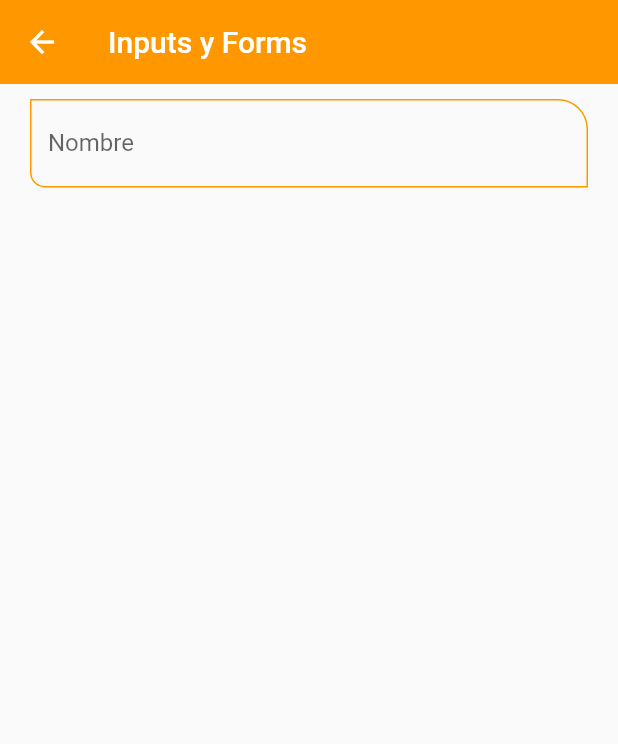
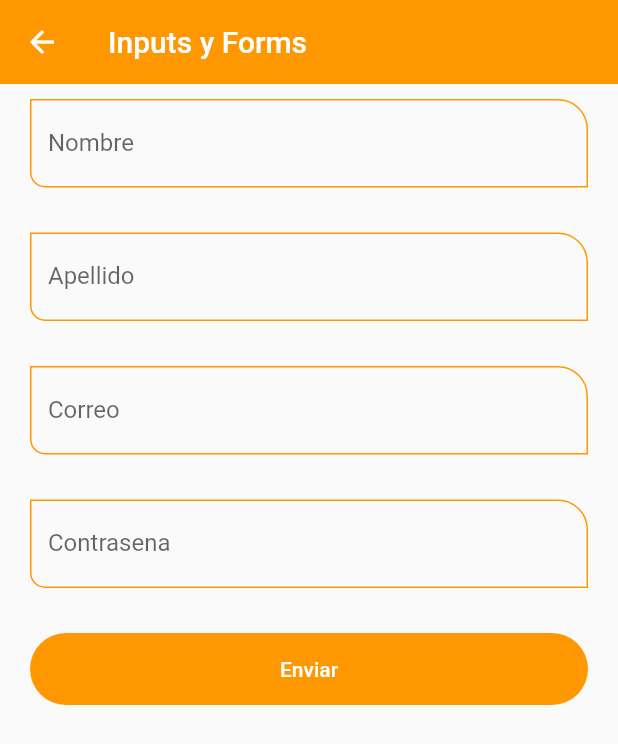
Before and after one commit to alexandev/flutter-fh, a Flutter app: the InputsScreen screen opened by its route, on a phone screen of 412 x 824 dp. Shown: the top 744 px of the screen. Run offline on Flutter 3.47's test engine with Material 2 defaults, Android fonts, the phone set to English and light mode, and no system bars.

Commit message:
form widget

```diff
--- a/lib/screens/inputs_screen.dart
+++ b/lib/screens/inputs_screen.dart
@@ -7,6 +7,17 @@ class InputsScreen extends StatelessWidget {
 
   @override
   Widget build(BuildContext context) {
+
+    final GlobalKey<FormState> myFormKey = GlobalKey<FormState>();
+
+    final Map<String, String> formValues = {
+      'first_name': 'Alexander',
+      'last_name' : 'Moreno',
+      'email'     : 'correo@prueba',
+      'password'  : '123456',
+      'role'      : 'Admin'
+    };
+
     return Scaffold(
       appBar: AppBar(
         title: const Text("Inputs y Forms"),
@@ -14,10 +25,41 @@ class InputsScreen extends StatelessWidget {
       body: SingleChildScrollView(
         child: Padding(
           padding: const EdgeInsets.symmetric( horizontal: 20, vertical: 10),
-          child: Column(
-            children: const [
-              CustomInputField( labelText: 'Nombre', hintText: 'Nombre del usuario',)
-            ],
+          child: Form(
+            key: myFormKey,
+            child: Column(
+              children: [
+                CustomInputField( labelText: 'Nombre', hintText: 'Nombre del usuario', formProperty: 'first_name', formValues: formValues,),
+                const SizedBox( height:30 ),
+
+                CustomInputField( labelText: 'Apellido', hintText: 'Apellido del usuario', formProperty: 'last_name', formValues: formValues,),
+                const SizedBox( height:30 ),
+
+                CustomInputField( labelText: 'Correo', hintText: 'Correo del usuario', formProperty: 'email', formValues: formValues, keyboardType: TextInputType.emailAddress,),
+                const SizedBox( height:30 ),
+
+                CustomInputField( labelText: 'Contrasena', hintText: 'Contrasena del usuario', formProperty: 'password', formValues: formValues, obscureText: true,),
+                const SizedBox( height:30 ),
+
+                ElevatedButton(
+                  child: const SizedBox(
+                    width: double.infinity,
+                    height: 48,
+                    child: Center(child: Text('Enviar'))
+                  ),
+                  onPressed: (){
+                    //quitar el teclado
+                    FocusScope.of(context).requestFocus( FocusNode() );
+
+                    if( !myFormKey.currentState!.validate() ){
+                      print('Formulario no valido');
+                      return;
+                    }
+                    print(formValues);
+                  },
+                )
+              ],
+            ),
           ),
         ),
       )
--- a/lib/theme/app_theme.dart
+++ b/lib/theme/app_theme.dart
@@ -27,7 +27,7 @@ class AppTheme {
     //ElevatedButtons
     elevatedButtonTheme: ElevatedButtonThemeData(
       style: ElevatedButton.styleFrom(
-        primary: Colors.indigo,
+        primary: primary,
         shape: const StadiumBorder(),
         elevation: 0
       ),
--- a/lib/widgets/custom_input_field.dart
+++ b/lib/widgets/custom_input_field.dart
@@ -7,6 +7,11 @@ class CustomInputField extends StatelessWidget {
     final String? helperText;
     final IconData? icon;
     final IconData? suffixIcon;
+    final TextInputType? keyboardType;
+    final bool obscureText;
+
+    final String formProperty;
+    final Map<String, String> formValues;
 
   const CustomInputField({
     Key? key,
@@ -15,6 +20,10 @@ class CustomInputField extends StatelessWidget {
     this.helperText,
     this.icon,
     this.suffixIcon,
+    this.keyboardType,
+    this.obscureText = false,
+    required this.formProperty,
+    required this.formValues,
   }) : super(key: key);
 
   @override
@@ -23,9 +32,9 @@ class CustomInputField extends StatelessWidget {
       autofocus: false,
       initialValue: '',
       textCapitalization: TextCapitalization.words,
-      onChanged: (value){
-        print('value: $value');
-      },
+      keyboardType: keyboardType,
+      obscureText: obscureText,
+      onChanged: (value) => formValues[formProperty] = value,
 
       validator: (value){
         if( value == null) return 'Este campo es requerido';
```
